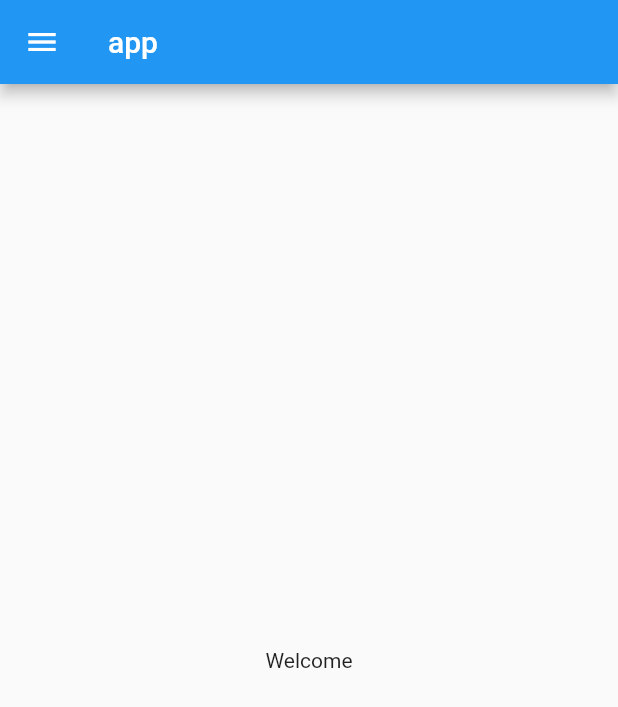
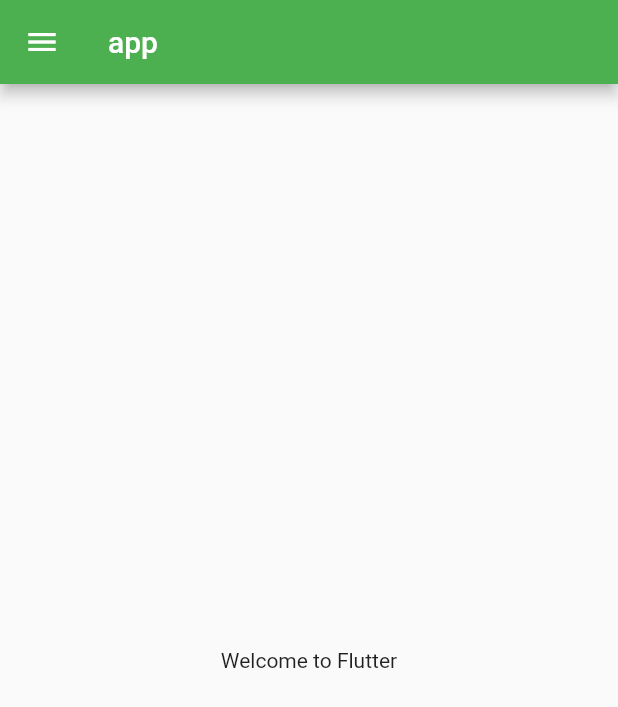
Before and after one commit to Sbishal7739/Flutter, a Flutter app: the screen it shows after launch, on a phone screen of 412 x 824 dp. Shown: the top 707 px of the screen. Run offline on Flutter 3.47's test engine with Material 2 defaults, Android fonts, the phone set to English and light mode, and no system bars.

Commit message:
Day 3 completed

```diff
--- a/intro/lib/home_page.dart
+++ b/intro/lib/home_page.dart
@@ -9,7 +9,7 @@ class HomePage extends StatelessWidget {
       ),
       body: Center(
         child: Container(
-          child: Text("Welcome"),
+          child: Text("Welcome to Flutter"),
         ),
       ),
       drawer: Drawer(),
--- a/intro/lib/main.dart
+++ b/intro/lib/main.dart
@@ -1,5 +1,6 @@
 import 'package:flutter/material.dart';
 import 'package:intro/home_page.dart';
+import 'package:intro/login_page.dart';
 
 void main() {
   runApp(const MyApp());
@@ -11,7 +12,16 @@ class MyApp extends StatelessWidget {
   @override
   Widget build(BuildContext context) {
     return MaterialApp(
-      home: HomePage(),
+      //home: HomePage(),
+      themeMode: ThemeMode.dark,
+      theme: ThemeData(primarySwatch: Colors.green),
+      //Default rasta
+      initialRoute: "/home",
+      //Rasta
+      routes: {
+        "/home": (context) => HomePage(),
+        "/login": (context) => loginPage(),
+      },
     );
   }
 }
```
Also changed, not shown: intro/lib/login_page.dart (added, +12 -0 lines).
